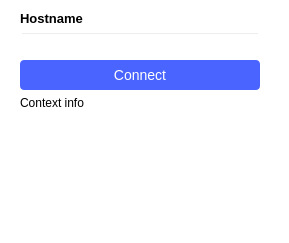
First picture: the form in ui/connect.ui, repository analogdevicesinc/scopy, before the edit.
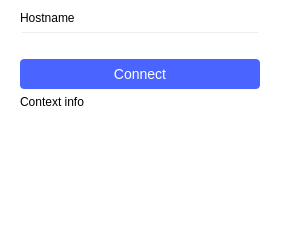
Second picture: the form after the edit.

```diff
--- a/ui/connect.ui
+++ b/ui/connect.ui
@@ -41,8 +41,7 @@
      <item>
       <widget class="QLabel" name="label">
        <property name="styleSheet">
-        <string notr="true">font: 75 10pt ;
-font-weight: bold;</string>
+        <string notr="true"/>
        </property>
        <property name="text">
         <string>Hostname</string>
```
